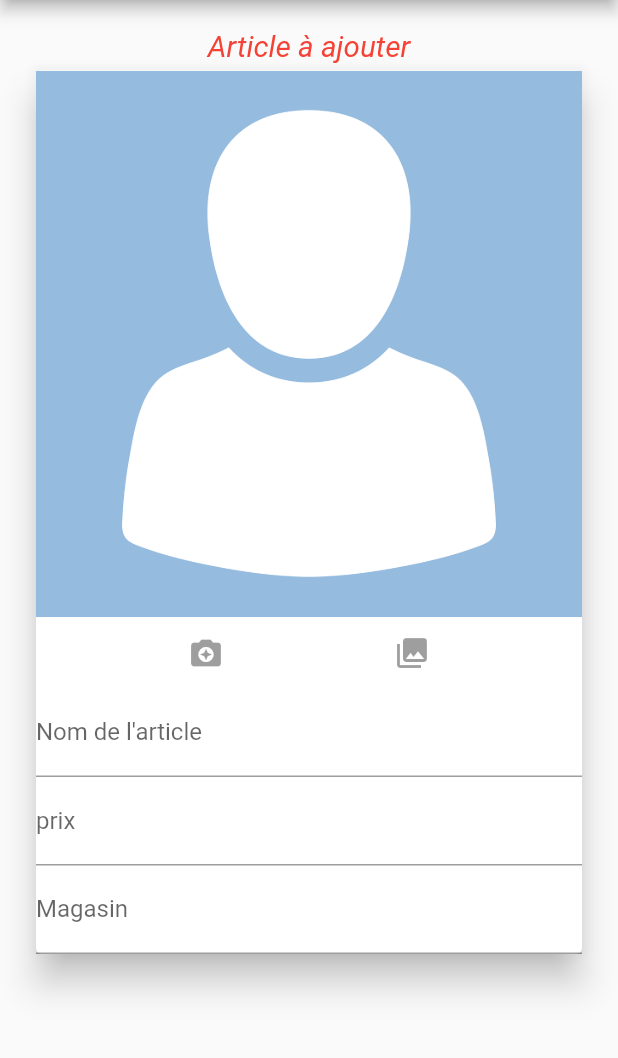
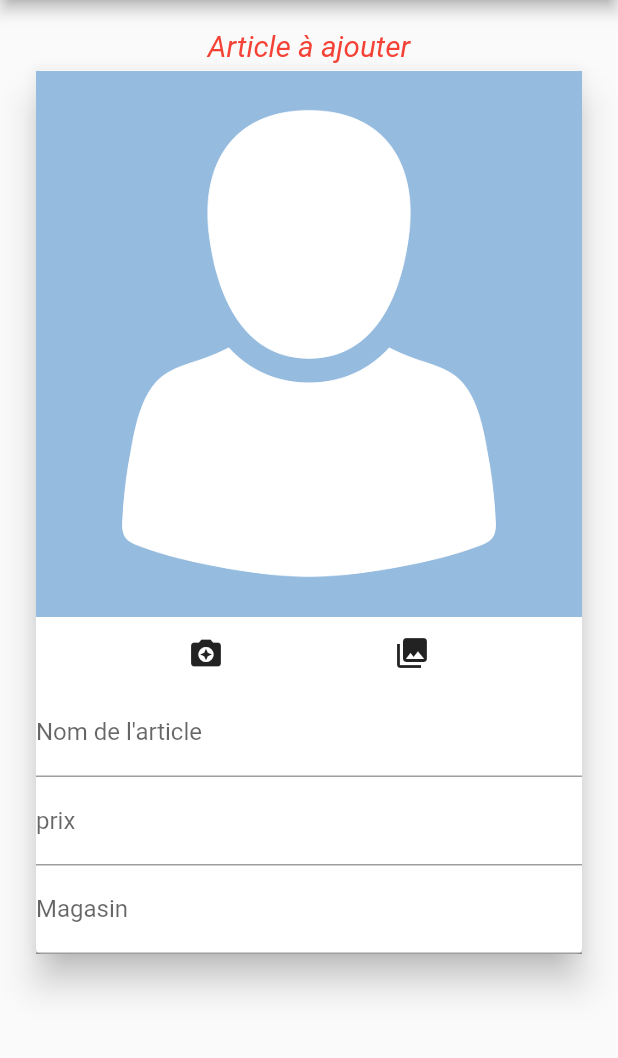
Before and after one commit to fabuloussTeam/listes_des_voeux, a Flutter app: the Ajout screen opened directly with empty values, on a phone screen of 412 x 824 dp, the part 84-1142 px from its top. Run offline on Flutter 3.47's test engine with Material 2 defaults, Android fonts, the phone set to English and light mode, and no system bars; our stand-ins replace image_picker, sqflite; accounts and stored records are empty.

Commit message:
Mise en place de la librairy image_picker pour l'utilisation de l'appareil photo et la galery image

```diff
--- a/lib/widgets/ajout_article.dart
+++ b/lib/widgets/ajout_article.dart
@@ -4,6 +4,7 @@ import 'package:applicationlistesdessouhait/model/databaseClient.dart';
 import 'package:flutter/cupertino.dart';
 import 'package:flutter/material.dart';
 import 'package:applicationlistesdessouhait/model/article.dart';
+import 'package:image_picker/image_picker.dart';
 
 class Ajout extends StatefulWidget {
   int id;
@@ -53,8 +54,8 @@ class _AjoutState extends State<Ajout> {
                   new Row(
                     mainAxisAlignment: MainAxisAlignment.spaceEvenly,
                     children: <Widget>[
-                      new IconButton(icon: new Icon(Icons.camera_enhance), onPressed: null),
-                      new IconButton(icon: new Icon(Icons.photo_library), onPressed: null)
+                      new IconButton(icon: new Icon(Icons.camera_enhance), onPressed: (()=> getImage(ImageSource.camera))),
+                      new IconButton(icon: new Icon(Icons.photo_library), onPressed: (()=>getImage(ImageSource.gallery)))
                     ],
                   ),
                   textField(TypeTextField.nom, 'Nom de l\'article'),
@@ -113,11 +114,16 @@ class _AjoutState extends State<Ajout> {
         prix = null;
         Navigator.pop(context);
       });
-
-
     }
   }
 
+  Future getImage(ImageSource source) async {
+    var nouvelleImage = await ImagePicker().getImage(source: source);
+    setState(() {
+      image = nouvelleImage.path;
+    });
+
+  }
 
 }
 
--- a/pubspec.yaml
+++ b/pubspec.yaml
@@ -21,6 +21,7 @@ dependencies:
     sdk: flutter
   sqflite: ^1.3.1
   path_provider: ^1.6.10
+  image_picker: ^0.6.7+1
 
   # The following adds the Cupertino Icons font to your application.
   # Use with the CupertinoIcons class for iOS style icons.
```
Also changed, not shown: pubspec.lock, 1 other file.
